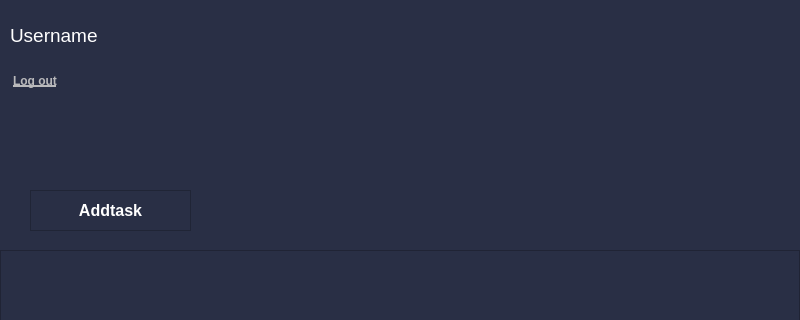
Qt form ETM/Dashboard.ui (yusufnasserdev/Employees-Task-Manager) before a commit; both pictures show x 0 to 800 and y 0 to 320 of the 800 by 600 pixel window.
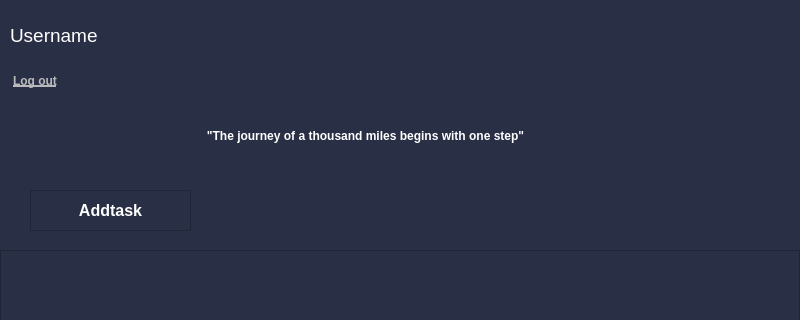
The same form after that commit. Icons and pictures are not drawn.

Patch:
```diff
--- a/ETM/Dashboard.ui
+++ b/ETM/Dashboard.ui
@@ -371,6 +371,34 @@
     </size>
    </property>
   </widget>
+  <widget class="QLabel" name="quote">
+   <property name="geometry">
+    <rect>
+     <x>30</x>
+     <y>110</y>
+     <width>671</width>
+     <height>51</height>
+    </rect>
+   </property>
+   <property name="font">
+    <font>
+     <pointsize>9</pointsize>
+     <weight>75</weight>
+     <bold>true</bold>
+     <strikeout>false</strikeout>
+     <stylestrategy>PreferAntialias</stylestrategy>
+    </font>
+   </property>
+   <property name="text">
+    <string>&quot;The journey of a thousand miles begins with one step&quot;</string>
+   </property>
+   <property name="textFormat">
+    <enum>Qt::MarkdownText</enum>
+   </property>
+   <property name="alignment">
+    <set>Qt::AlignCenter</set>
+   </property>
+  </widget>
  </widget>
  <layoutdefault spacing="6" margin="11"/>
  <resources/>
```
